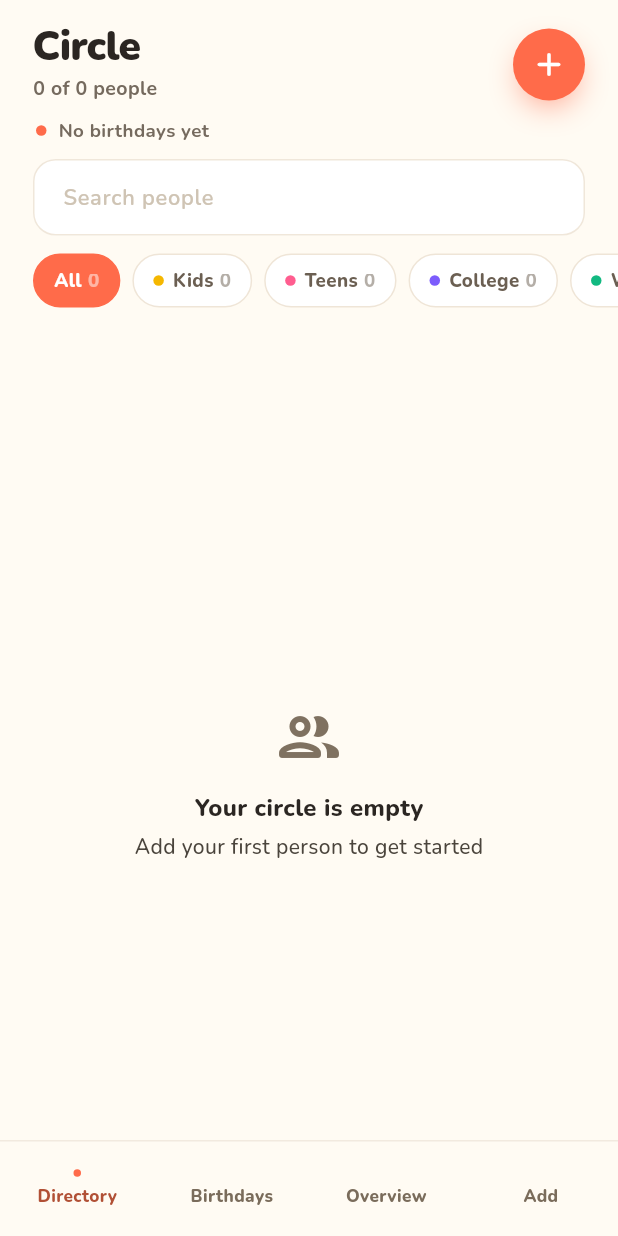
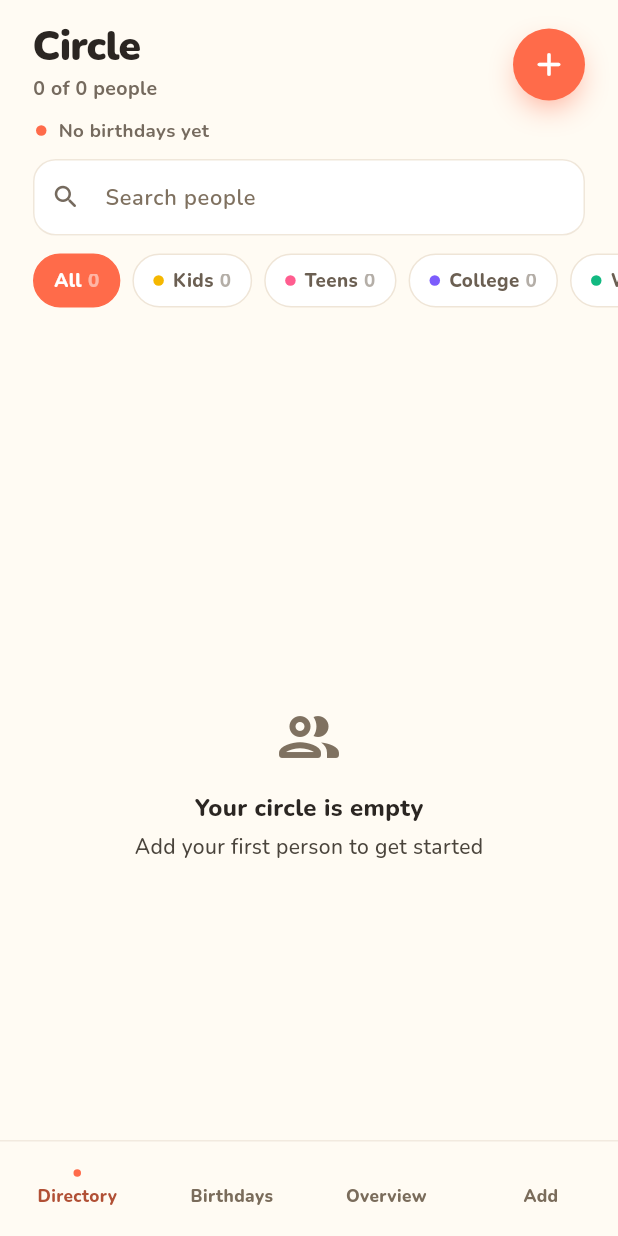
Before and after one commit to Shir0o/circle, a Flutter app: the screen it shows after launch, on a phone screen of 412 x 824 dp. Run offline on Flutter 3.47's test engine with Material 3 defaults, Android fonts, the phone set to English and light mode, and no system bars; our stand-ins replace google_fonts, shared_preferences.

Commit message:
fix(ui): improve directory search affordance and filter recovery (#52)

```diff
--- a/lib/screens/directory_screen.dart
+++ b/lib/screens/directory_screen.dart
@@ -7,12 +7,17 @@ import '../providers/people_provider.dart';
 import '../theme/design_tokens.dart';
 import 'profile_screen.dart';
 
-class DirectoryScreen extends StatelessWidget {
+class DirectoryScreen extends StatefulWidget {
   final ValueChanged<int>? onSwitchTab;
   final VoidCallback? onOpenAdd;
 
   const DirectoryScreen({super.key, this.onSwitchTab, this.onOpenAdd});
 
+  @override
+  State<DirectoryScreen> createState() => _DirectoryScreenState();
+}
+
+class _DirectoryScreenState extends State<DirectoryScreen> {
   static const _filterDefs = [
     ('all', 'All'),
     ('child', 'Kids'),
@@ -20,6 +25,32 @@ class DirectoryScreen extends StatelessWidget {
     ('college', 'College'),
     ('working', 'Working'),
   ];
+
+  final TextEditingController _searchController = TextEditingController();
+
+  @override
+  void didChangeDependencies() {
+    super.didChangeDependencies();
+    // Keep the field in step with the provider, including external resets.
+    final query = Provider.of<PeopleProvider>(context).searchQuery;
+    if (_searchController.text != query) {
+      _searchController.value = TextEditingValue(
+        text: query,
+        selection: TextSelection.collapsed(offset: query.length),
+      );
+    }
+  }
+
+  @override
+  void dispose() {
+    _searchController.dispose();
+    super.dispose();
+  }
+
+  void _clearSearch(PeopleProvider provider) {
+    _searchController.clear();
+    provider.setSearchQuery('');
+  }
 
   @override
   Widget build(BuildContext context) {
@@ -87,7 +118,7 @@ class DirectoryScreen extends StatelessWidget {
                         child: InkWell(
                           key: const Key('add-person-button'),
                           customBorder: const CircleBorder(),
-                          onTap: onOpenAdd,
+                          onTap: widget.onOpenAdd,
                           child: SizedBox(
                             width: 48,
                             height: 48,
@@ -116,7 +147,9 @@ class DirectoryScreen extends StatelessWidget {
             // Next-birthday hint, tappable to jump to the Birthdays tab.
             InkWell(
               key: const Key('next-birthday-hint'),
-              onTap: onSwitchTab == null ? null : () => onSwitchTab!(1),
+              onTap: widget.onSwitchTab == null
+                  ? null
+                  : () => widget.onSwitchTab!(1),
               child: Padding(
                 padding: const EdgeInsets.fromLTRB(24, 4, 24, 8),
                 child: Row(
@@ -146,10 +179,12 @@ class DirectoryScreen extends StatelessWidget {
               ),
             ),
 
-            // Search field: no icon, no clear button.
+            // Search field with a leading glyph and an in-field clear action.
             Padding(
               padding: const EdgeInsets.fromLTRB(22, 2, 22, 10),
               child: TextField(
+                key: const Key('directory-search-field'),
+                controller: _searchController,
                 onChanged: (val) => provider.setSearchQuery(val),
                 decoration: InputDecoration(
                   hintText: 'Search people',
@@ -163,8 +198,35 @@ class DirectoryScreen extends StatelessWidget {
                   hintStyle: GoogleFonts.nunito(
                     fontSize: 14.5,
                     fontWeight: FontWeight.w600,
-                    color: tokens.faint2,
+                    color: tokens.faint,
                   ),
+                  prefixIcon: ExcludeSemantics(
+                    child: Icon(
+                      Icons.search_rounded,
+                      size: 20,
+                      color: tokens.muted,
+                    ),
+                  ),
+                  prefixIconConstraints: const BoxConstraints(
+                    minWidth: 44,
+                    minHeight: 48,
+                  ),
+                  suffixIcon: provider.searchQuery.isEmpty
+                      ? null
+                      : IconButton(
+                          key: const Key('directory-clear-search'),
+                          tooltip: 'Clear search',
+                          constraints: const BoxConstraints(
+                            minWidth: 48,
+                            minHeight: 48,
+                          ),
+                          icon: Icon(
+                            Icons.close_rounded,
+                            size: 18,
+                            color: tokens.muted,
+                          ),
+                          onPressed: () => _clearSearch(provider),
+                        ),
                   border: OutlineInputBorder(
                     borderRadius: BorderRadius.circular(15),
                     borderSide: BorderSide(color: tokens.inputBorder),
@@ -252,12 +314,57 @@ class DirectoryScreen extends StatelessWidget {
 
     if (people.isEmpty) {
       return Center(
-        child: Text(
-          'No one matches that yet.',
-          style: GoogleFonts.nunito(
-            fontSize: 14,
-            fontWeight: FontWeight.w700,
-            color: tokens.faint,
+        child: SingleChildScrollView(
+          // The shell extends the body under the translucent tab bar, so the
+          // recovery action needs room to scroll clear of it.
+          padding: EdgeInsets.fromLTRB(
+            24,
+            0,
+            24,
+            80 + MediaQuery.paddingOf(context).bottom,
+          ),
+          child: Column(
+            mainAxisSize: MainAxisSize.min,
+            children: [
+              Icon(Icons.search_off_rounded, size: 36, color: tokens.faint),
+              const SizedBox(height: 10),
+              Text(
+                'No one matches that yet.',
+                textAlign: TextAlign.center,
+                style: GoogleFonts.nunito(
+                  fontSize: 15,
+                  fontWeight: FontWeight.w700,
+                  color: tokens.muted,
+                ),
+              ),
+              const SizedBox(height: 14),
+              OutlinedButton(
+                key: const Key('directory-clear-filters'),
+                style: OutlinedButton.styleFrom(
+                  foregroundColor: tokens.accentDeep,
+                  minimumSize: const Size(48, 48),
+                  side: BorderSide(color: tokens.chipBorder),
+                  shape: RoundedRectangleBorder(
+                    borderRadius: BorderRadius.circular(14),
+                  ),
+                  padding: const EdgeInsets.symmetric(
+                    horizontal: 18,
+                    vertical: 12,
+                  ),
+                ),
+                onPressed: () {
+                  _clearSearch(provider);
+                  provider.setStageFilter('all');
+                },
+                child: Text(
+                  'Clear filters',
+                  style: GoogleFonts.nunito(
+                    fontSize: 14,
+                    fontWeight: FontWeight.w800,
+                  ),
+                ),
+              ),
+            ],
           ),
         ),
       );
--- a/lib/theme/app_theme.dart
+++ b/lib/theme/app_theme.dart
@@ -13,6 +13,8 @@ class AppTheme {
 
   static ThemeData _theme(Brightness brightness, DesignTokens t) {
     final dark = brightness == Brightness.dark;
+    final baseTextTheme =
+        (dark ? ThemeData.dark() : ThemeData.light()).textTheme;
     return ThemeData(
       useMaterial3: true,
       brightness: brightness,
@@ -30,14 +32,24 @@ class AppTheme {
         onSurfaceVariant: t.text2,
         outline: t.border,
       ),
-      textTheme:
-          GoogleFonts.nunitoTextTheme(
-            dark ? ThemeData.dark().textTheme : null,
-          ).copyWith(
+      textTheme: TextTheme(
         displayLarge: GoogleFonts.nunito(
           fontSize: 24,
           fontWeight: FontWeight.w800,
           color: t.text,
+        ),
+        displayMedium: GoogleFonts.nunito(
+          textStyle: baseTextTheme.displayMedium,
+        ),
+        displaySmall: GoogleFonts.nunito(textStyle: baseTextTheme.displaySmall),
+        headlineLarge: GoogleFonts.nunito(
+          textStyle: baseTextTheme.headlineLarge,
+        ),
+        headlineMedium: GoogleFonts.nunito(
+          textStyle: baseTextTheme.headlineMedium,
+        ),
+        headlineSmall: GoogleFonts.nunito(
+          textStyle: baseTextTheme.headlineSmall,
         ),
         titleLarge: GoogleFonts.nunito(
           fontSize: 18,
@@ -49,6 +61,7 @@ class AppTheme {
           fontWeight: FontWeight.w700,
           color: t.text,
         ),
+        titleSmall: GoogleFonts.nunito(textStyle: baseTextTheme.titleSmall),
         bodyLarge: GoogleFonts.nunito(
           fontSize: 15,
           fontWeight: FontWeight.w600,
@@ -64,6 +77,9 @@ class AppTheme {
           fontWeight: FontWeight.w500,
           color: t.muted,
         ),
+        labelLarge: GoogleFonts.nunito(textStyle: baseTextTheme.labelLarge),
+        labelMedium: GoogleFonts.nunito(textStyle: baseTextTheme.labelMedium),
+        labelSmall: GoogleFonts.nunito(textStyle: baseTextTheme.labelSmall),
       ),
       cardTheme: CardThemeData(
         color: t.surface,
```
Also changed, not shown: 2 other files. Lines whose indentation alone changed are shown as unchanged.
